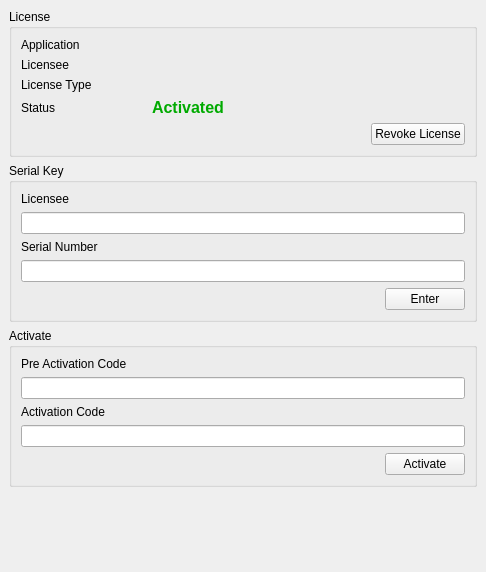
Qt form Source/ZELNLauncher/ZELNLicenseWidget.ui (orcun-gokbulut/ze) before a commit.
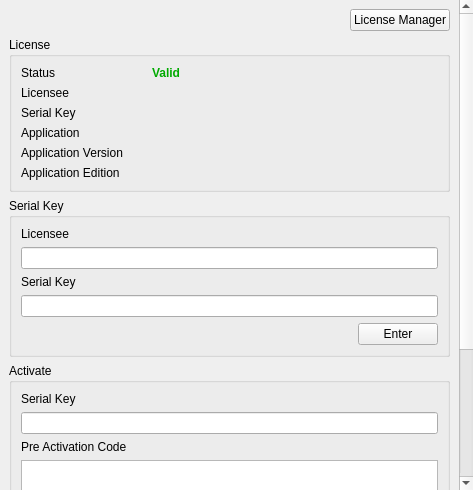
The same form after that commit.

Commit message: FIX: Minor and major bug fixes and improvements have been don ZELCLicense. IMP: Launcher license module ZELNLicenseModule has been implemented by using ZELCLicense. IMP: ZELCLicenseTool source code have been reorganized and improved. FIX: ZEMetaCompiler ZEPackStruct problems has been fixed.

What changed in the file:
```diff
--- a/Source/ZELNLauncher/ZELNLicenseWidget.ui
+++ b/Source/ZELNLauncher/ZELNLicenseWidget.ui
@@ -6,8 +6,8 @@
    <rect>
     <x>0</x>
     <y>0</y>
-    <width>486</width>
-    <height>572</height>
+    <width>473</width>
+    <height>490</height>
    </rect>
   </property>
   <property name="windowTitle">
@@ -48,14 +48,38 @@
        <rect>
         <x>0</x>
         <y>0</y>
-        <width>486</width>
-        <height>572</height>
+        <width>456</width>
+        <height>651</height>
        </rect>
       </property>
       <property name="styleSheet">
        <string notr="true"/>
       </property>
       <layout class="QVBoxLayout" name="verticalLayout">
+       <item>
+        <layout class="QHBoxLayout" name="horizontalLayout_5">
+         <item>
+          <spacer name="horizontalSpacer_4">
+           <property name="orientation">
+            <enum>Qt::Horizontal</enum>
+           </property>
+           <property name="sizeHint" stdset="0">
+            <size>
+             <width>40</width>
+             <height>20</height>
+            </size>
+           </property>
+          </spacer>
+         </item>
+         <item>
+          <widget class="QPushButton" name="btnActivate_2">
+           <property name="text">
+            <string>License Manager</string>
+           </property>
+          </widget>
+         </item>
+        </layout>
+       </item>
        <item>
         <widget class="QGroupBox" name="groupBox">
          <property name="title">
@@ -66,22 +90,19 @@
            <enum>QFormLayout::AllNonFixedFieldsGrow</enum>
           </property>
           <item row="0" column="0">
-           <widget class="QLabel" name="label_5">
-            <property name="minimumSize">
-             <size>
-              <width>125</width>
-              <height>0</height>
-             </size>
-            </property>
+           <widget class="QLabel" name="label_4">
             <property name="text">
-             <string>Application</string>
+             <string>Status</string>
+            </property>
+            <property name="alignment">
+             <set>Qt::AlignLeading|Qt::AlignLeft|Qt::AlignVCenter</set>
             </property>
            </widget>
           </item>
           <item row="0" column="1">
-           <widget class="QLabel" name="lblApplication">
+           <widget class="QLabel" name="lblStatus">
             <property name="text">
-             <string/>
+             <string>&lt;html&gt;&lt;head/&gt;&lt;body&gt;&lt;p&gt;&lt;span style=&quot;font-weight:600; color:#00aa00;&quot;&gt;Valid&lt;/span&gt;&lt;/p&gt;&lt;/body&gt;&lt;/html&gt;</string>
             </property>
            </widget>
           </item>
@@ -102,7 +123,7 @@
           <item row="2" column="0">
            <widget class="QLabel" name="label_2">
             <property name="text">
-             <string>License Type</string>
+             <string>Serial Key</string>
             </property>
            </widget>
           </item>
@@ -114,42 +135,64 @@
            </widget>
           </item>
           <item row="3" column="0">
-           <widget class="QLabel" name="label_4">
+           <widget class="QLabel" name="label_5">
+            <property name="minimumSize">
+             <size>
+              <width>125</width>
+              <height>0</height>
+             </size>
+            </property>
             <property name="text">
-             <string>Status</string>
+             <string>Application</string>
             </property>
            </widget>
           </item>
           <item row="3" column="1">
-           <widget class="QLabel" name="lblStatus">
+           <widget class="QLabel" name="lblApplicationName">
             <property name="text">
-             <string>&lt;html&gt;&lt;head/&gt;&lt;body&gt;&lt;p&gt;&lt;span style=&quot; font-size:12pt; font-weight:600; color:#00aa00;&quot;&gt;Activated&lt;/span&gt;&lt;/p&gt;&lt;/body&gt;&lt;/html&gt;</string>
+             <string/>
+            </property>
+           </widget>
+          </item>
+          <item row="4" column="0">
+           <widget class="QLabel" name="label_6">
+            <property name="minimumSize">
+             <size>
+              <width>125</width>
+              <height>0</height>
+             </size>
+            </property>
+            <property name="text">
+             <string>Application Version</string>
             </property>
            </widget>
           </item>
           <item row="4" column="1">
-           <layout class="QHBoxLayout" name="horizontalLayout_5">
-            <item>
-             <spacer name="horizontalSpacer_4">
-              <property name="orientation">
-               <enum>Qt::Horizontal</enum>
-              </property>
-              <property name="sizeHint" stdset="0">
-               <size>
-                <width>40</width>
-                <height>20</height>
-               </size>
-              </property>
-             </spacer>
-            </item>
-            <item>
-             <widget class="QPushButton" name="btnRevokeLicense">
-              <property name="text">
-               <string>Revoke License</string>
-              </property>
-             </widget>
-            </item>
-           </layout>
+           <widget class="QLabel" name="lblApplicationVersion">
+            <property name="text">
+             <string/>
+            </property>
+           </widget>
+          </item>
+          <item row="5" column="0">
+           <widget class="QLabel" name="label_8">
+            <property name="minimumSize">
+             <size>
+              <width>125</width>
+              <height>0</height>
+             </size>
+            </property>
+            <property name="text">
+             <string>Application Edition</string>
+            </property>
+           </widget>
+          </item>
+          <item row="5" column="1">
+           <widget class="QLabel" name="lblApplicationEdition">
+            <property name="text">
+             <string/>
+            </property>
+           </widget>
           </item>
          </layout>
         </widget>
@@ -173,7 +216,7 @@
           <item>
            <widget class="QLabel" name="label_9">
             <property name="text">
-             <string>Serial Number</string>
+             <string>Serial Key</string>
             </property>
            </widget>
           </item>
@@ -213,6 +256,20 @@
           <string>Activate</string>
          </property>
          <layout class="QVBoxLayout" name="verticalLayout_4">
+          <item>
+           <widget class="QLabel" name="label_13">
+            <property name="text">
+             <string>Serial Key</string>
+            </property>
+           </widget>
+          </item>
+          <item>
+           <widget class="QLineEdit" name="txtSerialKeyActivation">
+            <property name="readOnly">
+             <bool>true</bool>
+            </property>
+           </widget>
+          </item>
           <item>
            <widget class="QLabel" name="label_3">
             <property name="text">
@@ -221,7 +278,7 @@
            </widget>
           </item>
           <item>
-           <widget class="QLineEdit" name="txtPreActivationCode">
+           <widget class="QPlainTextEdit" name="txtPreActivationCode">
             <property name="readOnly">
              <bool>true</bool>
             </property>
@@ -235,7 +292,7 @@
            </widget>
           </item>
           <item>
-           <widget class="QLineEdit" name="txtActivationCode"/>
+           <widget class="QPlainTextEdit" name="txtActivationCode"/>
           </item>
           <item>
            <layout class="QHBoxLayout" name="horizontalLayout_4">
```
Left out of the diff: 16 changed lines with no effect on the pictures. The commit also changes 70 other files.
